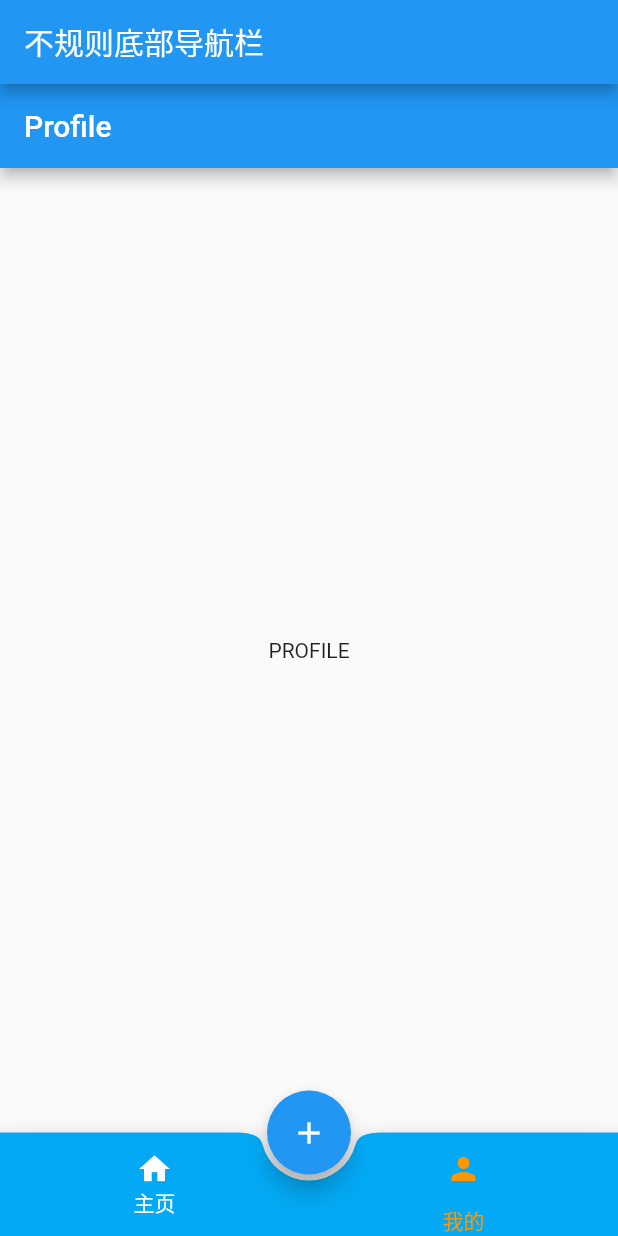
After one commit to cxblovecw/Flutter, a Flutter app: the screen it shows after launch, after a tap on "我的", on a phone screen of 412 x 824 dp. The commit adds this screen. Run offline on Flutter 3.47's test engine with Material 2 defaults, Android fonts, the phone set to English and light mode, and no system bars.

Commit message:
不规则底部导航栏

```diff
--- a/lib/main.dart
+++ b/lib/main.dart
@@ -1,4 +1,6 @@
 import "package:flutter/material.dart";
+import 'package:flutter2/views/home/home.dart';
+import 'package:flutter2/views/profile/prifile.dart';
 main(List<String> args) {
   runApp(App());
 }
@@ -7,15 +9,104 @@ class App extends StatelessWidget{
   @override
   Widget build(BuildContext context) {
     return MaterialApp(
-      title:'我是标题',
-      home: Scaffold(
-        appBar: AppBar(
-          title:Text("起步")
-        ),
-        body: Center(
-         child:Text('Hello World',style: TextStyle(fontSize:30),)
-        ),
+      title:'不规则底部导航栏',
+      theme: ThemeData(
+        // primarySwatch: Colors.lightBlue
       ),
+      // 自定义底部导航栏
+      home: MyBottomNavigationBar(),
     );
 }
 }
+class MyBottomNavigationBar extends StatefulWidget{
+  @override
+  State<StatefulWidget> createState() {
+    return MyBottomNavigationBarState();
+  }
+}
+
+class MyBottomNavigationBarState extends State {
+  // 当前显示的页面的index
+  int currentIndex=0;
+  // 用于底部导航栏字体和图标的颜色设置
+  List<Color> colors=[Colors.orange,Colors.white];
+  // 页面列表
+  final List<Widget> list=[
+    Home(),Profile()
+  ];
+  @override
+  Widget build(BuildContext context) {
+    return Container(
+      child: Scaffold(
+        // 浮动按钮
+        floatingActionButton: FloatingActionButton(onPressed: (){
+          // 浮动按钮点击 返回一个新的页面
+          Navigator.push(context,MaterialPageRoute(
+            builder: (context){
+              return Scaffold(
+                appBar: AppBar(title:Text("New Page"),),
+                body: Center(child:Text("我是新的页面")),
+              );
+            }
+          ));
+          //tooltip 长按显示文本
+        },tooltip: '哈哈哈',child: Icon(Icons.add,color:Colors.white)),
+        // 浮动按钮的位置设置 Docked是嵌入底部导航栏的
+        floatingActionButtonLocation: FloatingActionButtonLocation.centerDocked,
+        appBar: AppBar(
+          title:Text("不规则底部导航栏",style: TextStyle(color:Colors.white),)
+        ),
+        // 使用BottomAppBar进行底部导航栏设置
+        bottomNavigationBar: BottomAppBar(
+          // 形状为圆形缺口矩形
+          shape: CircularNotchedRectangle(),
+          color: Colors.lightBlue,
+          // 子元素
+          child: Row(
+            // Row的子元素宽度尽可能大
+            mainAxisSize: MainAxisSize.max,
+            // Row子元素对齐方式
+            mainAxisAlignment: MainAxisAlignment.spaceAround,
+            children: <Widget>[
+            FlatButton(onPressed: (){
+              setState(() {
+                  currentIndex=0;
+                  for (var i = 0; i < colors.length; i++) {
+                    colors[i]=Colors.white;
+                   }
+                   colors[currentIndex]=Colors.orange;
+                 });
+              },
+              color: Colors.transparent,
+              child: Column(
+                mainAxisSize: MainAxisSize.min,
+                children: <Widget>[
+                  Icon(Icons.home,color:colors[0]),
+                  Text("主页",style: TextStyle(color:colors[0]))
+                ],
+              ),),
+             FlatButton(onPressed: (){
+               setState(() {
+                      currentIndex=1;
+                       for (var i = 0; i < colors.length; i++) {
+                        colors[i]=Colors.white;
+                      }
+                       colors[currentIndex]=Colors.orange;
+                    });
+             },
+            //  color: Colors.lightBlue,
+             child: Column(
+                mainAxisSize: MainAxisSize.min,
+                children: <Widget>[
+                  IconButton(icon: Icon(Icons.person,color:colors[1]),onPressed: null,),
+                  Text("我的",style: TextStyle(color:colors[1]),)
+                ],
+              ),)
+            ],
+          ),
+        ),
+        body: list[currentIndex]
+    )
+    );
+  }
+}
--- /dev/null
+++ b/lib/views/home/home.dart
@@ -0,0 +1,17 @@
+import 'package:flutter/material.dart';
+
+class Home extends StatelessWidget {
+  const Home({Key key}) : super(key: key);
+
+  @override
+  Widget build(BuildContext context) {
+    return Scaffold(
+      appBar: AppBar(
+        title: Text("Home"),
+      ),
+      body: Center(
+        child:Text("HOME")
+      ),
+    );
+  }
+}
--- /dev/null
+++ b/lib/views/profile/prifile.dart
@@ -0,0 +1,17 @@
+import 'package:flutter/material.dart';
+
+class Profile extends StatelessWidget {
+  const Profile({Key key}) : super(key: key);
+
+  @override
+  Widget build(BuildContext context) {
+    return Scaffold(
+      appBar: AppBar(
+        title: Text("Profile"),
+      ),
+      body: Center(
+        child:Text("PROFILE")
+      ),
+    );
+  }
+}
```
